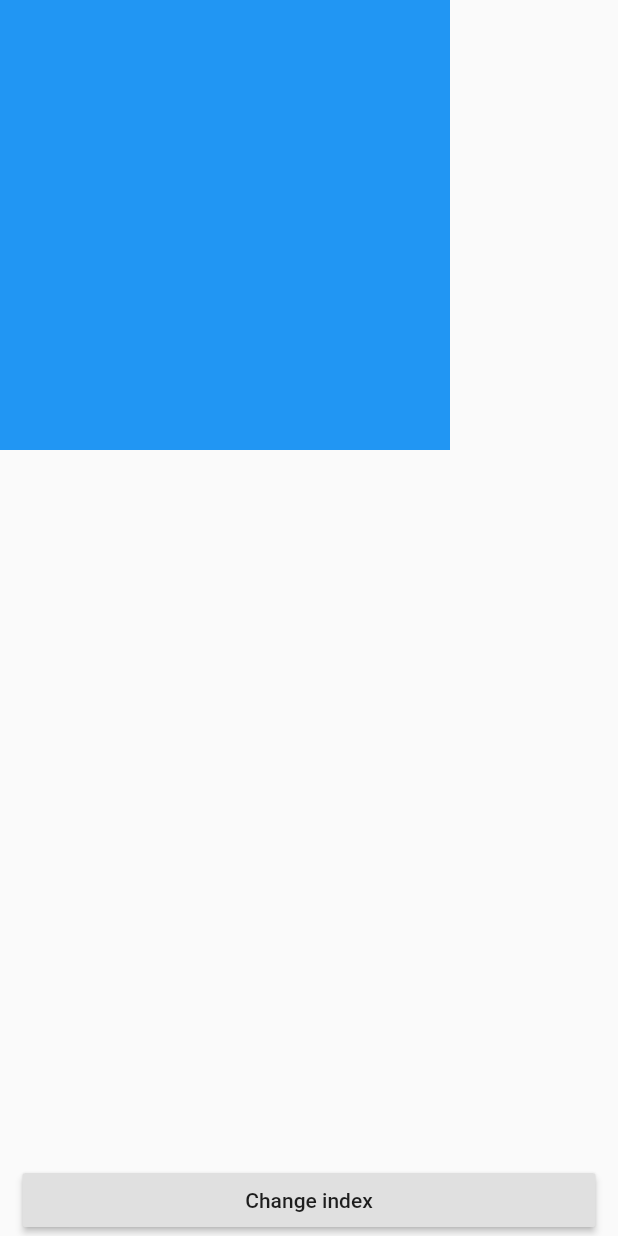
After one commit to RicardoRaymundo/widgets_of_the_week, a Flutter app: the WidgetsIndexedStack screen opened directly, after a tap on "Change index", on a phone screen of 412 x 824 dp. The commit adds this screen. Run offline on Flutter 3.47's test engine with Material 2 defaults, Android fonts, the phone set to English and light mode, and no system bars; our stand-ins replace transparent_image; missing offline and left inert: chess_vectors_flutter; network calls fail; project files that could hold a hidden picture were left out.

Commit message:
- Implementados os exemplos de AnimatedSwitched, AnimatedPositioned,  AnimatedPadding e IndexedStack.

```diff
--- /dev/null
+++ b/lib/widgets/animated_switcher/widgets_animated_switcher.dart
@@ -0,0 +1,67 @@
+import 'package:flutter/cupertino.dart';
+import 'package:flutter/material.dart';
+
+class WidgetsAnimatedSwitcher extends StatefulWidget {
+  const WidgetsAnimatedSwitcher({Key key}) : super(key: key);
+
+  @override
+  _WidgetsAnimatedSwitcherState createState() =>
+      _WidgetsAnimatedSwitcherState();
+}
+
+/// AnimatedSwitcher recebe uma variável que contem um child, podendo esta variável ser
+/// redefinida, ativando uma animação. Este widget tambem recebe o parametro de duração
+/// da animação. A animação default é fadeTransition, porem esse parametro pode ser
+/// alterado para demais animações.
+class _WidgetsAnimatedSwitcherState extends State<WidgetsAnimatedSwitcher> {
+  /// Contador que servirá para alternar a imagem no AnimatedSwitcher
+  int _pokeCount = 0;
+
+  /// Lista de links de imagens que serão alternadas pelo AnimatedSwitcher.
+  List<String> pokemons = [
+    'https://giantbomb1.cbsistatic.com/uploads/scale_medium/0/6087/2437349-pikachu.png',
+    'https://vignette.wikia.nocookie.net/pokemonet/images/8/87/004CharmanderFRLG.png/revision/latest?cb=20130505000902&path-prefix=pt-br',
+    'https://assets.pokemon.com/assets/cms2/img/pokedex/full/007.png',
+    'https://assets.pokemon.com/assets/cms2/img/pokedex/full/001.png'
+  ];
+
+  @override
+  Widget build(BuildContext context) {
+    return MaterialApp(
+      home: Material(
+        child: Column(
+          mainAxisAlignment: MainAxisAlignment.center,
+          children: <Widget>[
+            Text(
+              'Qual seu pokemon favorito?',
+              style: TextStyle(fontSize: 20),
+            ),
+            AnimatedSwitcher(
+              duration: const Duration(milliseconds: 500),
+              transitionBuilder: (Widget child, Animation<double> animation) {
+                return ScaleTransition(child: child, scale: animation);
+              },
+              child: Image.network(
+                this.pokemons[_pokeCount],
+                /// Esta key faz com que o AnimatedSwitcher inteprete o proximo item
+                /// como um novo child toda vez que o contador muda, então começando
+                /// a animação toda vez que o contador é alterado                key: ValueKey<int>(_count),
+              ),
+            ),
+            RaisedButton(
+              child: const Text('Increment'),
+              onPressed: () {
+                setState(() {
+                  _pokeCount += 1;
+                  if (_pokeCount > 3) _pokeCount = 0;
+                });
+              },
+            ),
+          ],
+        ),
+      ),
+    );
+  }
+}
+
+/// https://api.flutter.dev/flutter/widgets/AnimatedSwitcher-class.html
--- /dev/null
+++ b/lib/widgets/indexed_stack/widgets_indexed_stack.dart
@@ -0,0 +1,62 @@
+import 'package:flutter/cupertino.dart';
+import 'package:flutter/material.dart';
+
+class WidgetsIndexedStack extends StatefulWidget {
+  @override
+  _WidgetsIndexedStackState createState() => _WidgetsIndexedStackState();
+}
+
+/// Neste exemplo temos um IndexedStack com 3 filhos, e um botão à parte de baixo
+/// da tela que alterna o index do IndexedStack.
+/// Assim como um Stack comum, o IndexedStack tambem tem uma lista de children e
+/// estes tem seu index na lista. A diferenca é que o IndexedStack exibe apenas um
+/// de seus filhos por vez, para alternar o widget filho deve-se alterar o valor
+/// 'index' de IndexedStack.
+class _WidgetsIndexedStackState extends State<WidgetsIndexedStack> {
+  int index = 0;
+
+  @override
+  Widget build(BuildContext context) {
+    return Scaffold(
+      body: IndexedStack(
+
+        /// Variável que define por index qual filho será exibido
+        index: this.index,
+        children: <Widget>[
+          Container(
+            key: ValueKey(0),
+            color: Colors.green,
+          ),
+          Container(
+            key: ValueKey(1),
+            alignment: Alignment.bottomLeft,
+            color: Colors.blue,
+            height: 300.0,
+            width: 300.0,
+          ),
+          Container(
+            key: ValueKey(2),
+            color: Colors.pink,
+            height: 150.0,
+            width: 150.0,
+          )
+        ],
+      ),
+      bottomNavigationBar: Padding(
+        padding: const EdgeInsets.only(right: 15,left: 15),
+        child: RaisedButton(
+          child: Text('Change index'),
+
+          /// Método que altera o valor da variável que determina o index que o
+          /// IndexedStack irá exibir
+          onPressed: (){
+            setState(() {
+              index++;
+              if(index > 2) index = 0;
+            });
+          },
+        ),
+      ),
+    );
+  }
+}
```
Also changed, not shown: lib/home_page.dart (+8 -0 lines), lib/widgets/animated_padding/widgets_animated_padding.dart (added, +90 -0 lines), lib/widgets/animated_positioned/widgets_animated_positioned.dart (added, +73 -0 lines).
